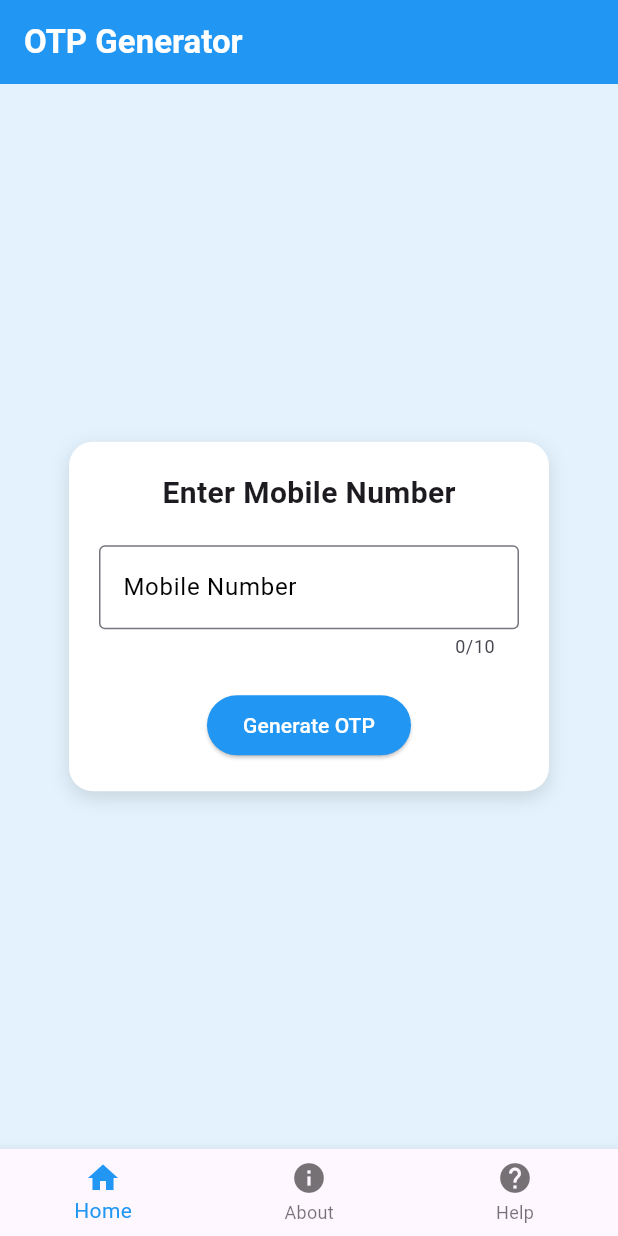
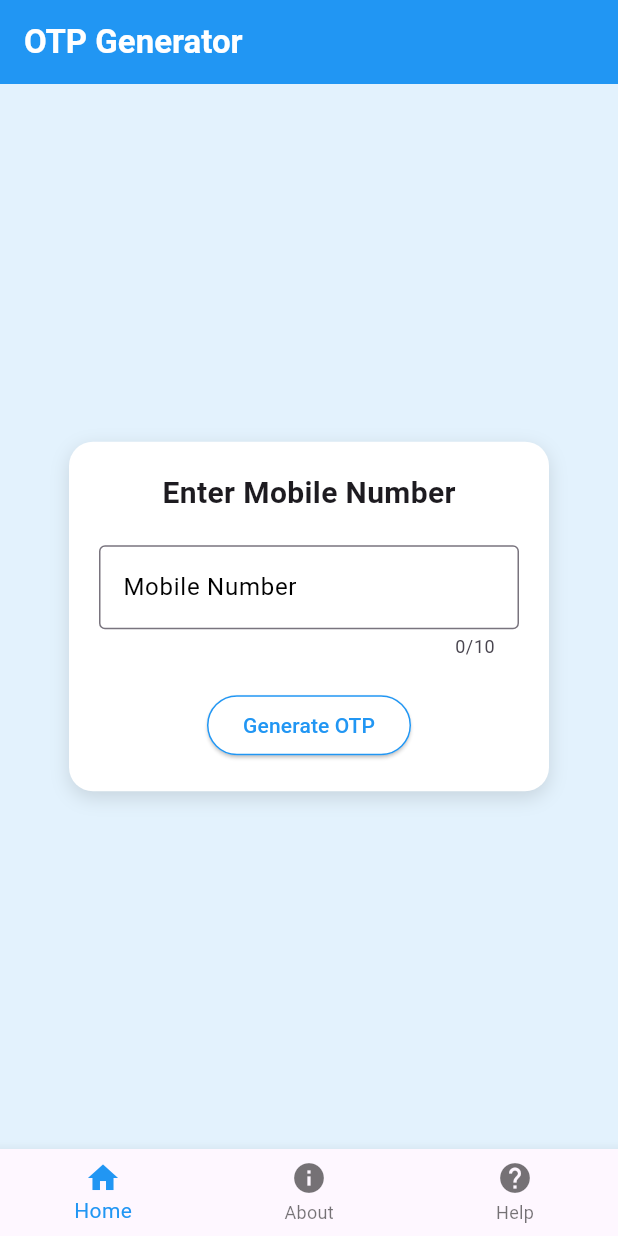
Before and after one commit to jothishankar17/flutter_project, a Flutter app: the screen it shows after launch, on a phone screen of 412 x 824 dp. Run offline on Flutter 3.47's test engine with Material 3 defaults, Android fonts, the phone set to English and light mode, and no system bars; our stand-ins replace firebase_auth, firebase_core, image_picker, permission_handler, pin_code_fields; accounts and stored records are empty.

Commit message:
Updated mobile_input_page.dart file

```diff
--- a/lib/screens/mobile_input_page.dart
+++ b/lib/screens/mobile_input_page.dart
@@ -126,11 +126,13 @@
 // }
 
 import 'package:flutter/material.dart';
+import 'package:firebase_core/firebase_core.dart';
 import 'package:firebase_auth/firebase_auth.dart';
 import 'otp_verification_page.dart';
 import 'home_page.dart';
 import 'about_page.dart';
 import 'help_page.dart';
+import '../firebase_options.dart';
 
 class MobileInputPage extends StatefulWidget {
   const MobileInputPage({super.key});
@@ -142,11 +144,22 @@ class MobileInputPage extends StatefulWidget {
 class _MobileInputPageState extends State<MobileInputPage> {
   final TextEditingController _mobileController = TextEditingController();
   final FirebaseAuth _auth = FirebaseAuth.instance;
+  bool _isLoading = false;
   int _currentIndex = 0;
-  bool _isLoading = false;
 
-// ✅ Function to send OTP via Firebase
-  Future<void> _generateOTP() async {
+  // Initialize Firebase (only once)
+  Future<void> _ensureFirebaseInitialized() async {
+    try {
+      await Firebase.initializeApp(
+        options: DefaultFirebaseOptions.currentPlatform,
+      );
+    } catch (e) {
+      // If already initialized, ignore
+    }
+  }
+
+  // ✅ Send OTP using Firebase
+  Future<void> _sendOTP() async {
     final mobileNumber = _mobileController.text.trim();
 
     if (mobileNumber.length != 10) {
@@ -158,12 +171,12 @@ class _MobileInputPageState extends State<MobileInputPage> {
 
     setState(() => _isLoading = true);
 
-    final phoneNumber = '+91$mobileNumber';
+    await _ensureFirebaseInitialized();
 
     await _auth.verifyPhoneNumber(
-      phoneNumber: phoneNumber,
+      phoneNumber: '+91$mobileNumber', // Add +country code
       verificationCompleted: (PhoneAuthCredential credential) async {
-        // Auto verification (mostly on Android)
+        // Auto-verification for some Android devices
         await _auth.signInWithCredential(credential);
       },
       verificationFailed: (FirebaseAuthException e) {
@@ -184,7 +197,9 @@ class _MobileInputPageState extends State<MobileInputPage> {
           ),
         );
       },
-      codeAutoRetrievalTimeout: (String verificationId) {},
+      codeAutoRetrievalTimeout: (String verificationId) {
+        // Handle timeout if needed
+      },
       timeout: const Duration(seconds: 60),
     );
   }
@@ -195,20 +210,11 @@ class _MobileInputPageState extends State<MobileInputPage> {
     });
 
     if (index == 0) {
-      Navigator.push(
-        context,
-        MaterialPageRoute(builder: (_) => const HomePage()),
-      );
+      Navigator.push(context, MaterialPageRoute(builder: (_) => const HomePage()));
     } else if (index == 1) {
-      Navigator.push(
-        context,
-        MaterialPageRoute(builder: (_) => const AboutPage()),
-      );
+      Navigator.push(context, MaterialPageRoute(builder: (_) => const AboutPage()));
     } else if (index == 2) {
-      Navigator.push(
-        context,
-        MaterialPageRoute(builder: (_) => const HelpPage()),
-      );
+      Navigator.push(context, MaterialPageRoute(builder: (_) => const HelpPage()));
     }
   }
 
@@ -231,11 +237,11 @@ class _MobileInputPageState extends State<MobileInputPage> {
           decoration: BoxDecoration(
             color: Colors.white,
             borderRadius: BorderRadius.circular(16),
-            boxShadow: const [
+            boxShadow: [
               BoxShadow(
                 color: Colors.black12,
                 blurRadius: 10,
-                offset: Offset(0, 4),
+                offset: const Offset(0, 4),
               ),
             ],
           ),
@@ -254,7 +260,6 @@ class _MobileInputPageState extends State<MobileInputPage> {
                 maxLength: 10,
                 decoration: const InputDecoration(
                   labelText: "Mobile Number",
-                  prefixText: "+91 ",
                   labelStyle: TextStyle(color: Colors.black),
                   border: OutlineInputBorder(),
                   focusedBorder: OutlineInputBorder(
@@ -267,13 +272,14 @@ class _MobileInputPageState extends State<MobileInputPage> {
               _isLoading
                   ? const CircularProgressIndicator()
                   : ElevatedButton(
-                      onPressed: _generateOTP,
+                      onPressed: _sendOTP,
                       style: ElevatedButton.styleFrom(
-                        backgroundColor: Colors.blue,
+                        backgroundColor: Colors.white,
+                        side: const BorderSide(color: Colors.blue),
                       ),
                       child: const Text(
                         "Generate OTP",
-                        style: TextStyle(color: Colors.white),
+                        style: TextStyle(color: Colors.blue),
                       ),
                     ),
             ],
```
